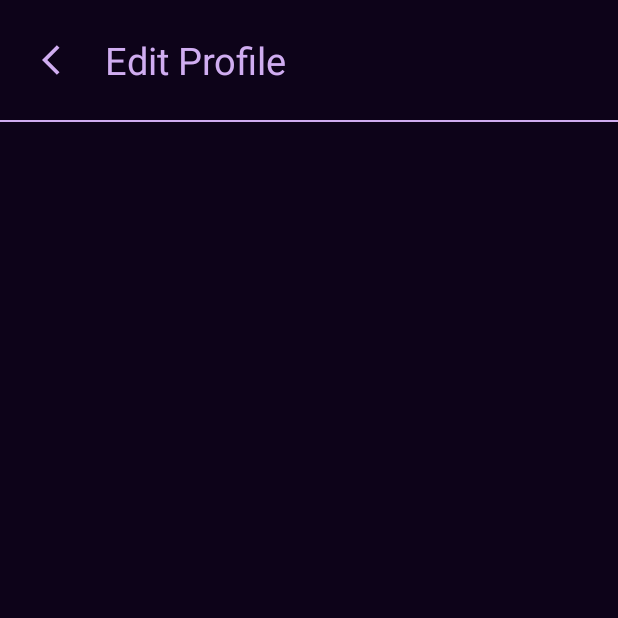
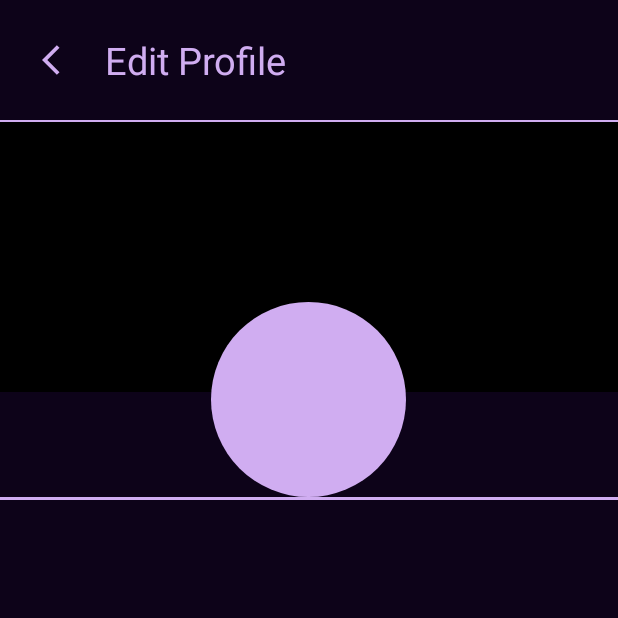
Before and after one commit to JoshDez/Synthronize, an Android app: the EditProfile screen opened directly, with no data from a screen before it, on a phone screen of 412 x 824 dp, the top half of it. Run offline under Robolectric (Android 15) with nearby library versions, the phone set to English and light mode, and no system bars; our stand-ins replace CircleImageView.

Commit message:
User Profile added

```diff
--- a/app/src/main/res/layout/activity_edit_profile.xml
+++ b/app/src/main/res/layout/activity_edit_profile.xml
@@ -41,11 +41,63 @@
 
     </RelativeLayout>
     <com.google.android.material.divider.MaterialDivider
-        android:id="@+id/divider1"
+        android:id="@+id/divider"
         android:layout_width="match_parent"
         android:layout_height="1dp"
         android:layout_below="@id/mainToolbar"
         android:background="@color/light_purple"
         app:dividerColor="@color/light_purple" />
 
+
+    <ScrollView
+        android:layout_width="match_parent"
+        android:layout_below="@+id/divider"
+        android:layout_height="match_parent">
+        <LinearLayout
+            android:orientation="vertical"
+            android:layout_width="match_parent"
+            android:layout_height="match_parent">
+            <FrameLayout
+                android:layout_below="@id/divider"
+                android:layout_width="match_parent"
+                android:layout_height="250dp">
+
+                <RelativeLayout
+                    android:layout_width="match_parent"
+                    android:layout_height="wrap_content">
+
+                    <ImageView
+                        android:id="@+id/userCoverIV"
+                        android:layout_width="match_parent"
+                        android:layout_height="180dp"
+                        android:src="@color/black"/>
+                </RelativeLayout>
+
+                <RelativeLayout
+                    android:layout_width="match_parent"
+                    android:layout_height="match_parent">
+
+                    <de.hdodenhof.circleimageview.CircleImageView
+                        android:id="@+id/userProfileCIV"
+                        android:layout_width="130dp"
+                        android:layout_height="130dp"
+                        android:layout_centerInParent="true"
+                        android:layout_alignParentBottom="true"
+                        android:src="@color/light_purple"/>
+
+
+                </RelativeLayout>
+            </FrameLayout>
+
+            <com.google.android.material.divider.MaterialDivider
+                android:id="@+id/divider2"
+                android:layout_width="match_parent"
+                android:layout_height="2dp"
+                android:layout_below="@id/mainToolbar"
+                android:background="@color/light_purple"
+                app:dividerColor="@color/light_purple" />
+
+        </LinearLayout>
+    </ScrollView>
+
 </RelativeLayout>
```
